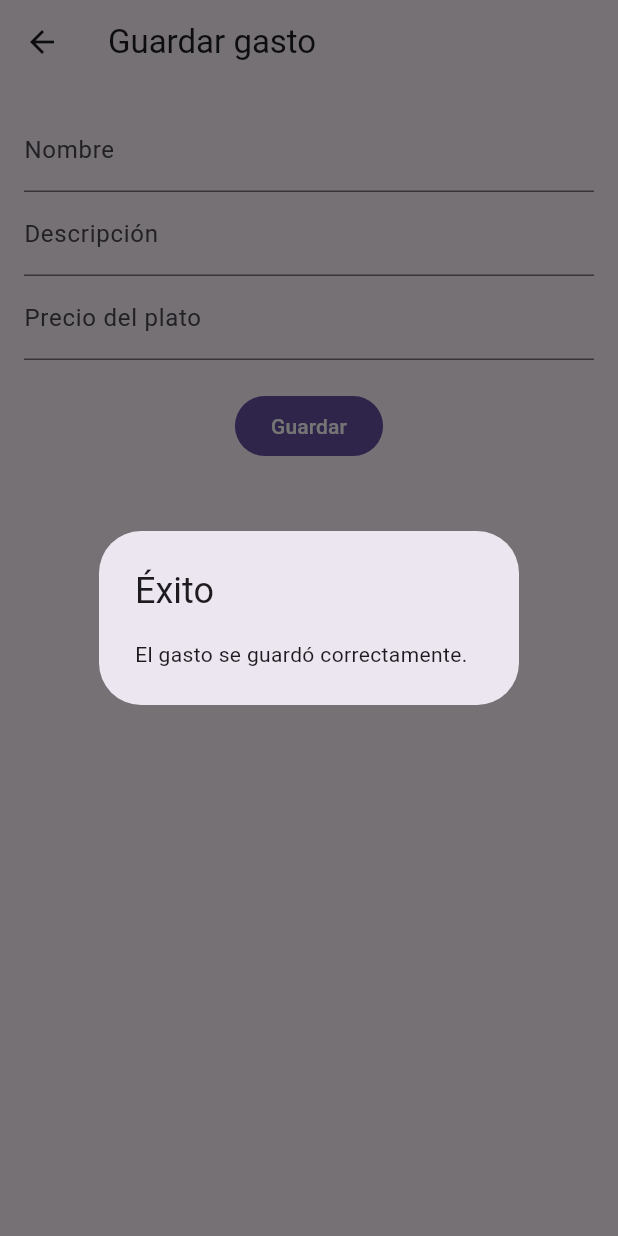
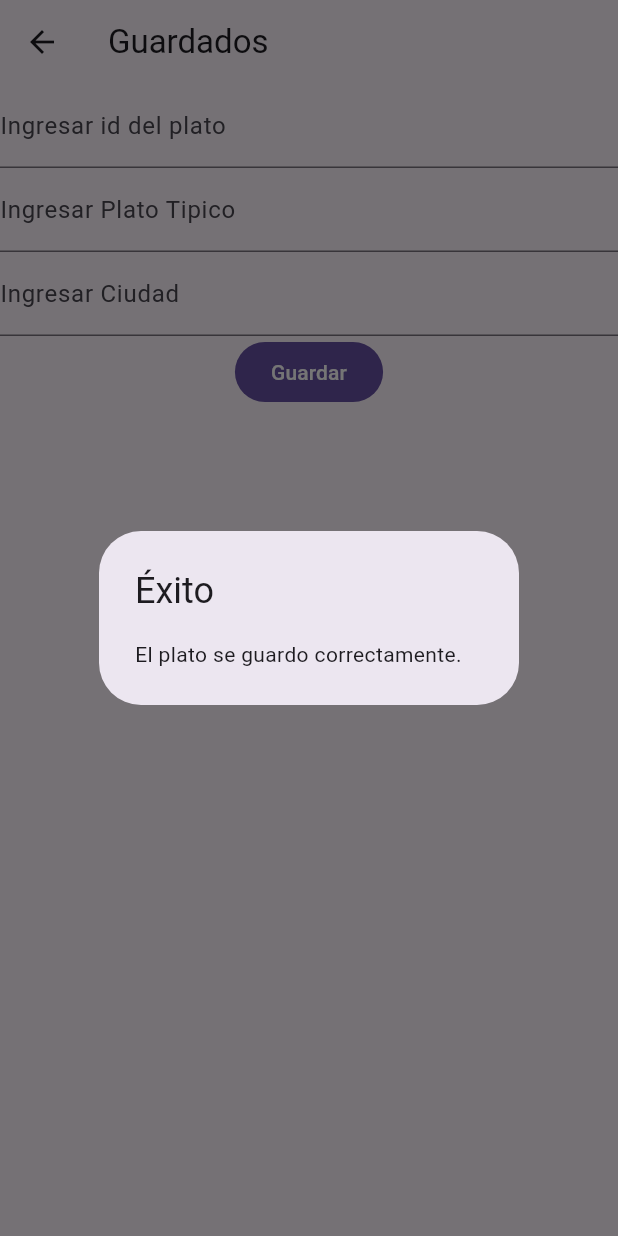
Before and after one commit to Bayron110/Prueba2Moviles3, a Flutter app: the GastronomiaScreen screen opened by its route, after a tap on "Guardar", on a phone screen of 412 x 824 dp. Run offline on Flutter 3.47's test engine with Material 3 defaults, Android fonts, the light colour scheme and no system bars; our stand-ins replace firebase_auth, firebase_core, firebase_database; accounts and stored records are empty.

Commit message:
Version1

```diff
--- a/lib/main.dart
+++ b/lib/main.dart
@@ -1,6 +1,5 @@
 import 'package:app_autonomo/screens/GastronomiaScreen.dart';
 import 'package:app_autonomo/screens/LeerCiudades.dart';
-import 'package:app_autonomo/screens/LeerScreen.dart';
 import 'package:app_autonomo/screens/LoginScreen.dart';
 import 'package:app_autonomo/screens/RegistroScreen.dart';
 import 'package:app_autonomo/screens/Welcome.dart';
@@ -65,7 +64,7 @@ class _LeerBottomTabState extends State<LeerBottomTab> {
   int _index = 0;
 
   final List<Widget> _screens = [
-    LeerScreen(),
+    GastronomiaScreen(),
     Ciudades(),
   ];
 
@@ -83,7 +82,7 @@ class _LeerBottomTabState extends State<LeerBottomTab> {
         items: const [
           BottomNavigationBarItem(
             icon: Icon(Icons.menu_book),
-            label: 'Leer',
+            label: 'Ingresar un plato',
           ),
           BottomNavigationBarItem(
             icon: Icon(Icons.location_city),
--- a/lib/screens/GastronomiaScreen.dart
+++ b/lib/screens/GastronomiaScreen.dart
@@ -1,6 +1,5 @@
+import 'package:firebase_database/firebase_database.dart';
 import 'package:flutter/material.dart';
-import 'package:firebase_database/firebase_database.dart';
-import 'package:firebase_auth/firebase_auth.dart';
 
 class GastronomiaScreen extends StatelessWidget {
   const GastronomiaScreen({super.key});
@@ -8,75 +7,53 @@ class GastronomiaScreen extends StatelessWidget {
   @override
   Widget build(BuildContext context) {
     return Scaffold(
-      appBar: AppBar(title: const Text("Guardar gasto")),
-      body: Padding(
-        padding: const EdgeInsets.all(16),
-        child: formulario(context),
-      ),
+      appBar: AppBar(title: Text("Guardados")),
+      body: formularioG(context),
     );
   }
 }
 
-Widget formulario(BuildContext context) {
-  final TextEditingController titulo = TextEditingController();
-  final TextEditingController descripcion = TextEditingController();
-  final TextEditingController precio = TextEditingController();
+Widget formularioG(context) {
+  TextEditingController id = TextEditingController();
+  TextEditingController ciudad = TextEditingController();
+  TextEditingController nombre = TextEditingController();
 
   return Column(
     children: [
       TextField(
-        controller: titulo,
-        decoration: const InputDecoration(labelText: "Nombre"),
+        controller: id,
+        decoration: InputDecoration(label: Text("Ingresar id del plato")),
       ),
+
       TextField(
-        controller: descripcion,
-        decoration: const InputDecoration(labelText: "Descripción"),
+        controller: nombre,
+        decoration: InputDecoration(label: Text("Ingresar Plato Tipico")),
       ),
+
       TextField(
-        controller: precio,
-        keyboardType: TextInputType.number,
-        decoration: const InputDecoration(labelText: "Precio del plato"),
+        controller: ciudad,
+        decoration: InputDecoration(label: Text("Ingresar Ciudad")),
       ),
-      const SizedBox(height: 20),
-      FilledButton(
-        onPressed: () {
-          guardarGasto(
-            context,
-            titulo.text,
-            descripcion.text,
-            precio.text,
-          );
-        },
-        child: const Text("Guardar"),
-      ),
+      FilledButton(onPressed: ()=>guardarPelicula(id, nombre, ciudad,context), child: Text("Guardar"))
     ],
   );
 }
 
-Future<void> guardarGasto(
-  BuildContext context,
-  String titulo,
-  String descripcion,
-  String precio,
-) async {
-  final user = FirebaseAuth.instance.currentUser;
-  if (user == null) return;
-
-  DatabaseReference ref = FirebaseDatabase.instance
-      .ref("Platos/${user.uid}")
-      .push();
+Future<void> guardarPelicula(id, nombre, ciudad, context) async {
+  DatabaseReference ref = FirebaseDatabase.instance.ref("gastronimia/${id.text}");
 
   await ref.set({
-    "titulo": titulo,
-    "descripcion": descripcion,
-    "precio": precio,
+    "titulo": nombre.text,
+    "ciudad": ciudad.text,
   });
 
-  showDialog(
+  showAdaptiveDialog(
     context: context,
-    builder: (_) => AlertDialog(
-      title: const Text("Éxito"),
-      content: const Text("El gasto se guardó correctamente."),
-    ),
+    builder: (context) {
+      return AlertDialog(
+        title: const Text("Éxito"),
+        content: const Text("El plato se guardo correctamente."),
+      );
+    },
   );
 }
--- a/lib/screens/LeerCiudades.dart
+++ b/lib/screens/LeerCiudades.dart
@@ -31,8 +31,8 @@ Widget Listar(context) {
           itemBuilder: (context, index) {
             final item = data[index];
             return ListTile(
-              title: Text("${item['nombre']} - ${item['provincia']}"),
-              subtitle: Text("Población: ${item['poblacion']}"),
+              title: Text("${item['nombre']}"),
+              subtitle: Text("Provincia: ${item['provincia']}"),
               onTap: () {
                 showDialog(
                   context: context,
```
Also changed, not shown: lib/screens/LeerScreen.dart (deleted, +0 -93 lines).
